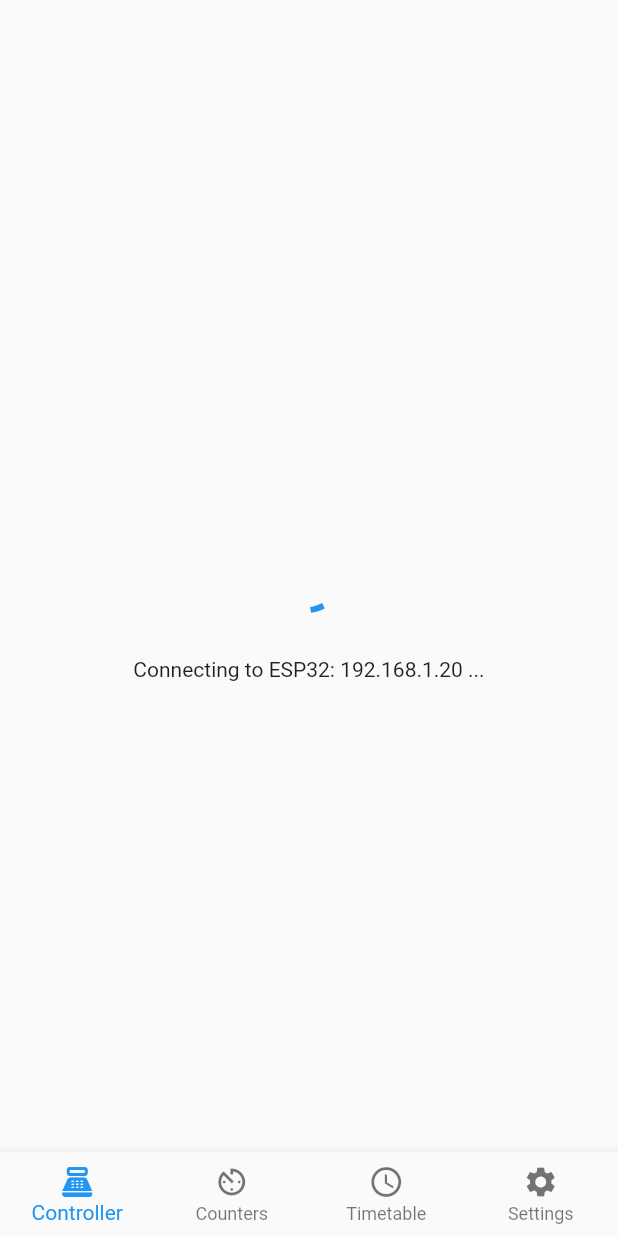
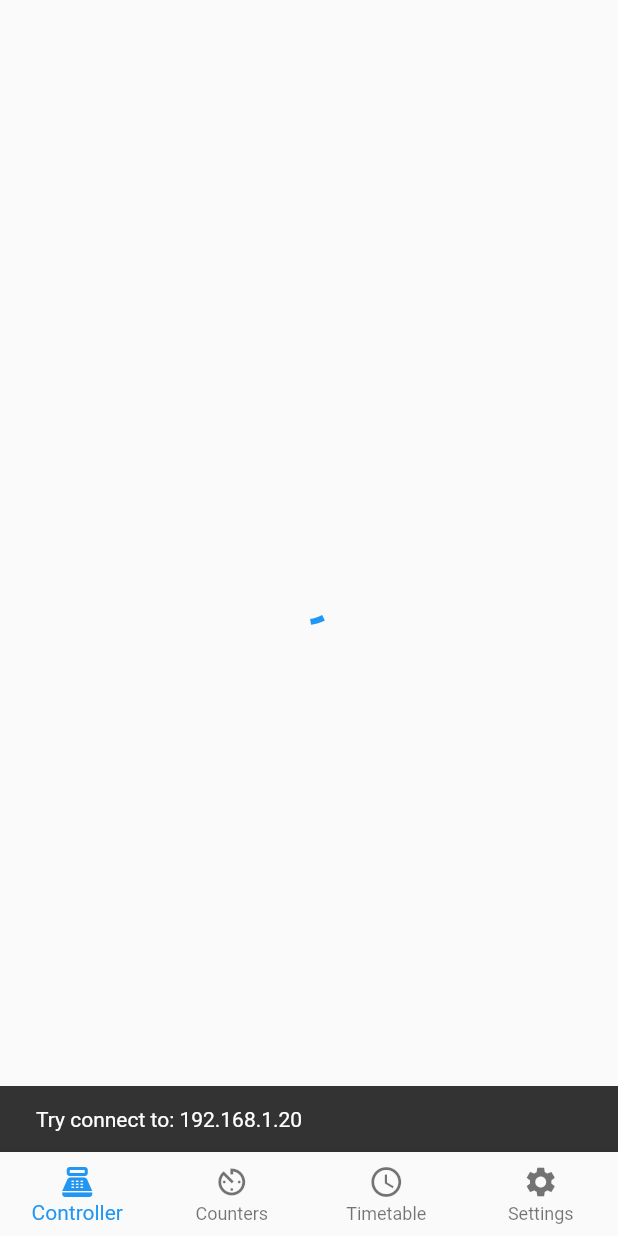
Before and after one commit to skrzypak/relay-assistant-app-uoft, a Flutter app: the screen it shows after launch, on a phone screen of 412 x 824 dp. Run offline on Flutter 3.47's test engine with Material 2 defaults, Android fonts, the phone set to English and light mode, and no system bars; our stand-ins replace flutter_time_picker_spinner, rxdart.

Commit message:
Connecting snack bar

```diff
--- a/lib/main.dart
+++ b/lib/main.dart
@@ -25,20 +25,47 @@ class MyApp extends StatelessWidget {
 
 class HomePage extends StatefulWidget {
   HomePage({Key? key}) : super(key: key);
-
   @override
   _HomePageState createState() => _HomePageState();
 }
 
 class _HomePageState extends State<HomePage> {
+  final GlobalKey<ScaffoldMessengerState> scaffoldMessengerKey = GlobalKey<ScaffoldMessengerState>();
+
   int _currentPageIndex = 0;
+  String _lastIpReconnection = "";
   PageController _myPage = PageController(initialPage: 0);
 
   @override
+  void initState() {
+    super.initState();
+    _connection();
+  }
+
+  void _connection() async {
+
+    bloc.reconnectingFetcher.listen((ip) async {
+      if(ip.compareTo("_") == 0) {
+        print("Connect");
+        this._lastIpReconnection = "";
+        this.scaffoldMessengerKey.currentState!.removeCurrentSnackBar();
+      } else if(_lastIpReconnection.compareTo(ip) != 0) {
+          this.scaffoldMessengerKey.currentState!.removeCurrentSnackBar();
+          this._lastIpReconnection = ip;
+          var snackBar = SnackBar(
+            content: Text("Try connect to: ${this._lastIpReconnection}"),
+            duration: Duration(days: 365),
+          );
+          this.scaffoldMessengerKey.currentState!.showSnackBar(snackBar);
+        }
+    });
+
+  }
+
+  @override
   Widget build(BuildContext context) {
-    return Container(
-      color: Colors.white,
-      child: SafeArea(
+    return ScaffoldMessenger(
+      key: this.scaffoldMessengerKey,
       child: Scaffold(
         body: PageView(
           controller: _myPage,
@@ -82,7 +109,6 @@ class _HomePageState extends State<HomePage> {
           currentIndex: _currentPageIndex,
         ),
       ),
-      ),
     );
   }
 }
--- a/lib/pages/controller.dart
+++ b/lib/pages/controller.dart
@@ -1,6 +1,5 @@
 import 'package:app/models/esp_data_model.dart';
 import 'package:app/models/socket_state_model.dart';
-import 'package:app/widgets/counters/connecting_indicator.dart';
 import 'package:flutter/material.dart';
 
 import '../blocs/esp_data_bloc.dart';
@@ -10,14 +9,8 @@ class ControllerPage extends StatelessWidget {
   Widget build(BuildContext context) {
     return Padding(
       padding: const EdgeInsets.only(top: 25),
-      child: Column(
-        children: [
-          Expanded(
-            child: StreamBuilder<String>(
-              stream: bloc.reconnectingFetcher,
-              builder: (context, AsyncSnapshot<String> snapshot) {
-                if(bloc.channel != null ||(snapshot.hasData && snapshot.data!.compareTo("_") == 0)) {
-                  return StreamBuilder(
+      child: Container(
+        child: StreamBuilder(
             stream: bloc.controllerFetcher,
             builder: (context, AsyncSnapshot<EspDataModel> snapshot) {
               if (snapshot.hasData && !snapshot.hasError) {
@@ -35,14 +28,7 @@ class ControllerPage extends StatelessWidget {
                 bloc.fetchController();
                 return Center(child: CircularProgressIndicator());
               }
-                    },
-                  );
-                } else {
-                  return connectingIndicator(snapshot);
-                }
             }),
-          ),
-        ],
       ),
     );
   }
```
Also changed, not shown: lib/blocs/esp_data_bloc.dart (+9 -2 lines), lib/pages/counters.dart (+7 -20 lines), lib/pages/settings.dart (+17 -10 lines). Lines whose indentation alone changed are shown as unchanged.
